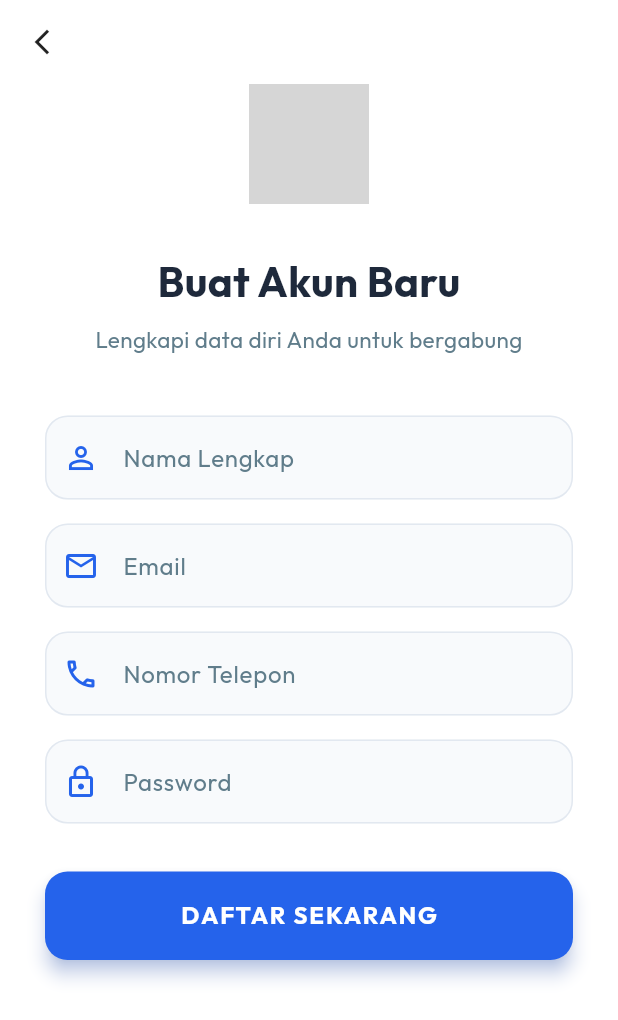
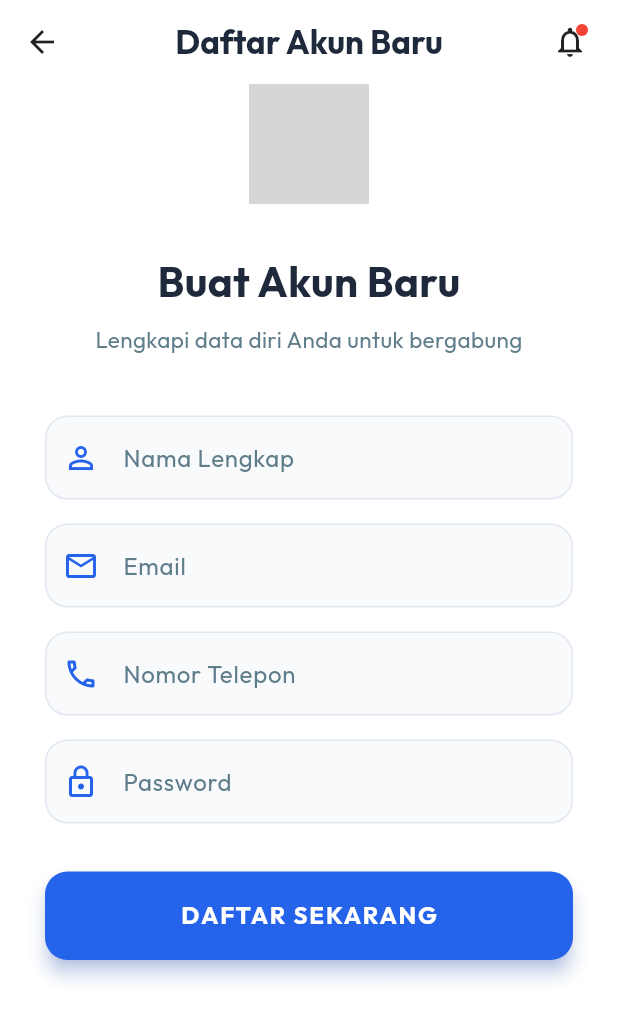
Before and after one commit to Rangga11268/SrbMotorApp, a Flutter app: the RegisterScreen screen opened directly, on a phone screen of 412 x 824 dp. Shown: the top 1020 px of the screen. Run offline on Flutter 3.47's test engine with Material 3 defaults, Android fonts, the phone set to English and light mode, and no system bars; our stand-ins replace google_fonts, shared_preferences; accounts and stored records are empty; network calls fail; grey boxes are pictures that could not be loaded.

Commit message:
feat: Establish initial application structure with provider setup, custom app bar, and user registration screen.

```diff
--- a/lib/main.dart
+++ b/lib/main.dart
@@ -3,8 +3,6 @@ import 'package:provider/provider.dart';
 import './providers/auth_provider.dart';
 import './providers/motor_provider.dart';
 import './providers/order_provider.dart';
-import './screens/auth/login_screen.dart';
-import './screens/home/home_screen.dart';
 import './screens/splash/splash_screen.dart';
 
 void main() {
--- a/lib/screens/auth/register_screen.dart
+++ b/lib/screens/auth/register_screen.dart
@@ -3,6 +3,7 @@ import 'package:provider/provider.dart';
 import 'package:google_fonts/google_fonts.dart';
 import '../../providers/auth_provider.dart';
 import '../home/home_screen.dart';
+import '../../widgets/custom_app_bar.dart';
 
 class RegisterScreen extends StatefulWidget {
   const RegisterScreen({super.key});
@@ -56,13 +57,9 @@ class _RegisterScreenState extends State<RegisterScreen> {
 
     return Scaffold(
       backgroundColor: Colors.white,
-      appBar: AppBar(
-        backgroundColor: Colors.white,
-        elevation: 0,
-        leading: IconButton(
-          icon: const Icon(Icons.arrow_back_ios_new, color: Colors.black87, size: 20),
-          onPressed: () => Navigator.pop(context),
-        ),
+      appBar: const CustomAppBar(
+        showLogo: false,
+        title: 'Daftar Akun Baru',
       ),
       body: SafeArea(
         child: SingleChildScrollView(
--- /dev/null
+++ b/lib/widgets/custom_app_bar.dart
@@ -0,0 +1,73 @@
+import 'package:flutter/material.dart';
+import 'package:google_fonts/google_fonts.dart';
+
+class CustomAppBar extends StatelessWidget implements PreferredSizeWidget {
+  final List<Widget>? actions;
+  final bool showLogo;
+  final String? title;
+
+  const CustomAppBar({
+    super.key,
+    this.actions,
+    this.showLogo = true,
+    this.title,
+  });
+
+  @override
+  Widget build(BuildContext context) {
+    return AppBar(
+      backgroundColor: Colors.white,
+      elevation: 0,
+      centerTitle: showLogo ? false : true,
+      title: showLogo
+          ? Image.asset(
+              'assets/images/logo_srb.png',
+              height: 35,
+              errorBuilder: (context, error, stackTrace) => Text(
+                'SRB MOTOR',
+                style: GoogleFonts.outfit(
+                  fontWeight: FontWeight.bold,
+                  color: const Color(0xFF2563EB),
+                  letterSpacing: 1.2,
+                ),
+              ),
+            )
+          : (title != null
+              ? Text(
+                  title!,
+                  style: GoogleFonts.outfit(
+                    fontWeight: FontWeight.bold,
+                    color: const Color(0xFF1E293B),
+                  ),
+                )
+              : null),
+      actions: actions ?? [
+        Stack(
+          children: [
+            IconButton(
+              onPressed: () {},
+              icon: const Icon(Icons.notifications_none_outlined, color: Colors.black87),
+            ),
+            Positioned(
+              right: 12,
+              top: 12,
+              child: Container(
+                padding: const EdgeInsets.all(2),
+                decoration: BoxDecoration(
+                  color: Colors.red,
+                  borderRadius: BorderRadius.circular(10),
+                ),
+                constraints: const BoxConstraints(minWidth: 8, minHeight: 8),
+              ),
+            )
+          ],
+        ),
+        const SizedBox(width: 8),
+      ],
+      iconTheme: const IconThemeData(color: Colors.black87),
+    );
+  }
+
+  @override
+  Size get preferredSize => const Size.fromHeight(kToolbarHeight);
+}
--- a/pubspec.yaml
+++ b/pubspec.yaml
@@ -70,6 +70,7 @@ flutter:
   # To add assets to your application, add an assets section, like this:
   assets:
     - assets/images/
+    - assets/images/banner/
     - assets/images/honda/
     - assets/images/yamaha/
 
```
Also changed, not shown: lib/screens/home/home_screen.dart (+33 -57 lines).
